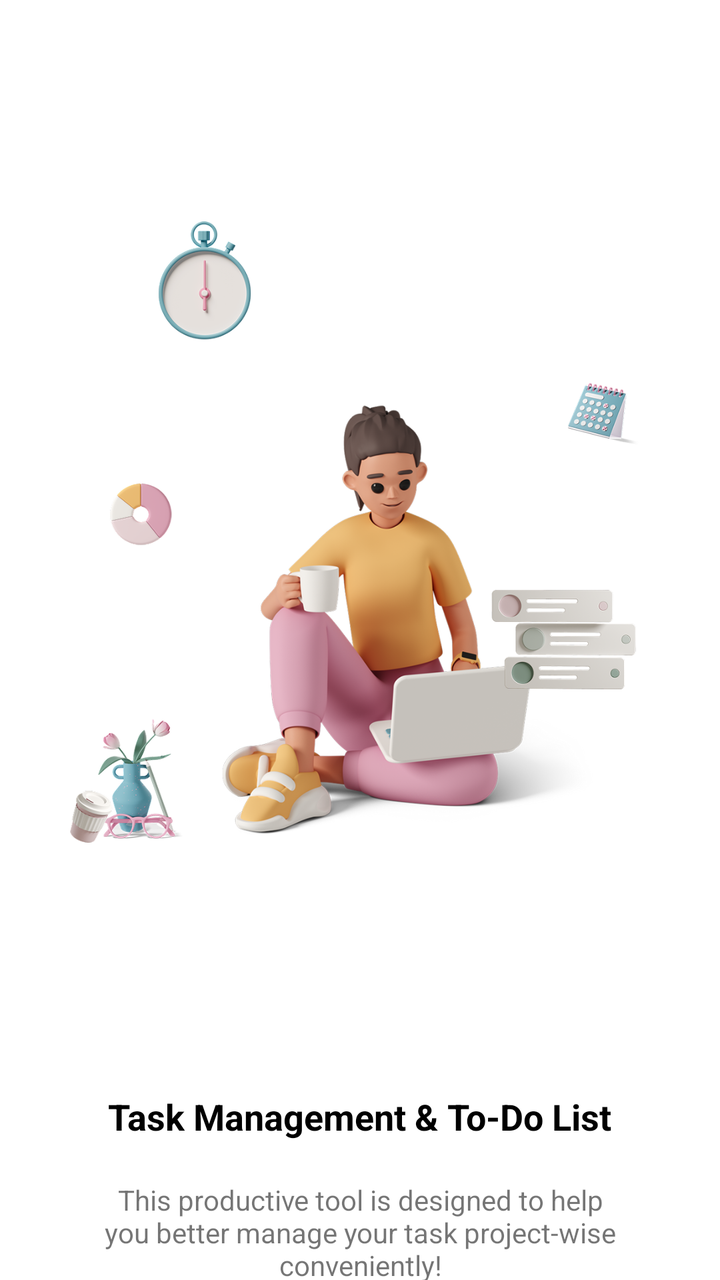
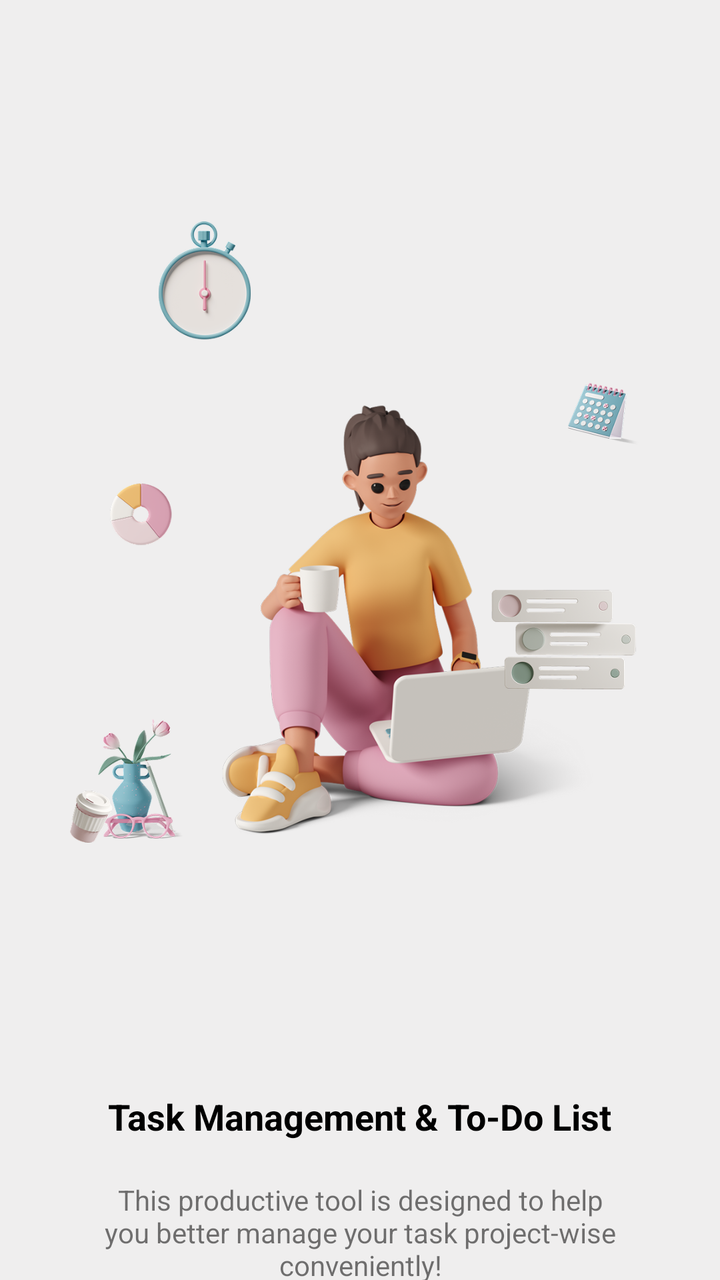

Compare the two renders of this Android layout. The source of the first and the diff that turns it into the second are given below.
<!-- AndroidManifest.xml: application theme Theme.ToDoListApp -->
<!-- res/layout/activity_login.xml -->
<?xml version="1.0" encoding="utf-8"?>
<androidx.constraintlayout.widget.ConstraintLayout xmlns:android="http://schemas.android.com/apk/res/android"
    xmlns:app="http://schemas.android.com/apk/res-auto"
    xmlns:tools="http://schemas.android.com/tools"
    android:layout_width="match_parent"
    android:layout_height="match_parent">

    <ImageView
        android:id="@+id/imageView"
        android:layout_width="290dp"
        android:layout_height="440dp"
        app:layout_constraintBottom_toBottomOf="parent"
        app:layout_constraintEnd_toEndOf="parent"
        app:layout_constraintHorizontal_bias="0.502"
        app:layout_constraintStart_toStartOf="parent"
        app:layout_constraintTop_toTopOf="parent"
        app:layout_constraintVertical_bias="0.23000002"
        app:srcCompat="@drawable/icon" />

    <TextView
        android:id="@+id/textView"
        android:layout_width="wrap_content"
        android:layout_height="wrap_content"
        android:layout_marginTop="60dp"
        android:text="Task Management &amp; To-Do List"
        app:layout_constraintBottom_toBottomOf="parent"
        app:layout_constraintEnd_toEndOf="parent"
        app:layout_constraintStart_toStartOf="parent"
        app:layout_constraintTop_toBottomOf="@+id/imageView"
        android:textColor="@color/black"
        android:textStyle="bold"
        android:textSize="18sp"
        app:layout_constraintVertical_bias="0.0" />

    <TextView
        android:id="@+id/textView2"
        android:layout_width="260dp"
        android:layout_height="wrap_content"
        android:layout_marginTop="20dp"
        android:text="This productive tool is designed to help you better manage your task project-wise conveniently!"
        app:layout_constraintBottom_toBottomOf="parent"
        app:layout_constraintEnd_toEndOf="parent"
        app:layout_constraintStart_toStartOf="parent"
        app:layout_constraintTop_toBottomOf="@+id/textView"
        app:layout_constraintVertical_bias="0.0"
        android:textSize="14sp"
        android:textAlignment="center"/>

    <Button
        android:id="@+id/startButton"
        android:layout_width="350dp"
        android:layout_height="wrap_content"
        android:layout_marginTop="20dp"
        android:text="Let's Start"
        android:textAllCaps="false"
        app:layout_constraintBottom_toBottomOf="parent"
        app:layout_constraintEnd_toEndOf="parent"
        app:layout_constraintHorizontal_bias="0.501"
        app:layout_constraintStart_toStartOf="parent"
        app:layout_constraintTop_toBottomOf="@+id/textView2"
        app:layout_constraintVertical_bias="0.0" />
</androidx.constraintlayout.widget.ConstraintLayout>
<!-- resources referenced by this layout -->
<resources>
  <color name="black">#FF000000</color>
  <!-- drawable icon: png bitmap (drawable, 404884 bytes) -->
  <style name="Theme.ToDoListApp" parent="Theme.MaterialComponents.DayNight.NoActionBar">
          
          <item name="colorPrimary">@color/purple_500</item>
          <item name="colorPrimaryVariant">@color/purple_700</item>
          <item name="colorOnPrimary">@color/white</item>
          
          <item name="colorSecondary">@color/teal_200</item>
          <item name="colorSecondaryVariant">@color/teal_700</item>
          <item name="colorOnSecondary">@color/black</item>
          
          <item name="android:statusBarColor">?attr/colorPrimaryVariant</item>
          
      </style>
  <color name="purple_500">#FF6200EE</color>
  <color name="purple_700">#FF3700B3</color>
  <color name="white">#FFFFFFFF</color>
  <color name="teal_200">#FF03DAC5</color>
  <color name="teal_700">#FF018786</color>
</resources>

<!-- the commit's change to res/layout/activity_login.xml (unified diff, before → after) -->
@@ -3,7 +3,8 @@
     xmlns:app="http://schemas.android.com/apk/res-auto"
     xmlns:tools="http://schemas.android.com/tools"
     android:layout_width="match_parent"
-    android:layout_height="match_parent">
+    android:layout_height="match_parent"
+    android:background="@color/Background">
 
     <ImageView
         android:id="@+id/imageView"
<!-- resource entries referenced after the edit -->
@@ -1,5 +1,6 @@
 <!-- resources referenced by this layout -->
 <resources>
+  <color name="Background">#EFEEEE</color>
   <color name="black">#FF000000</color>
   <!-- drawable icon: png bitmap (drawable, 404884 bytes) -->
   <style name="Theme.ToDoListApp" parent="Theme.MaterialComponents.DayNight.NoActionBar">
